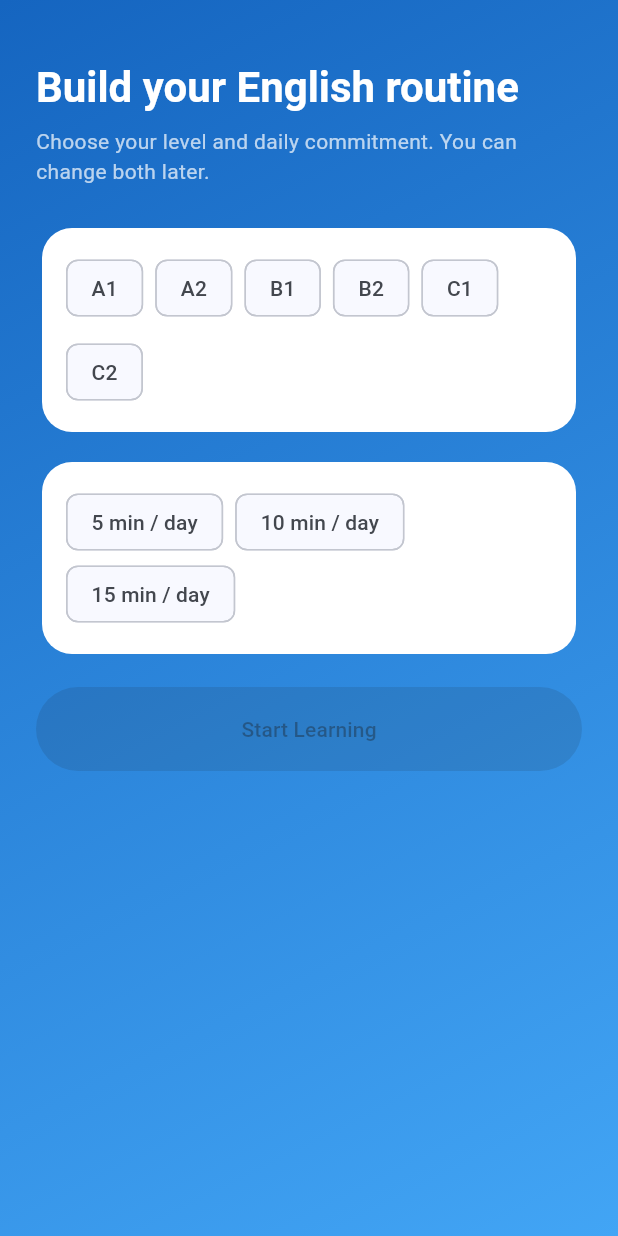
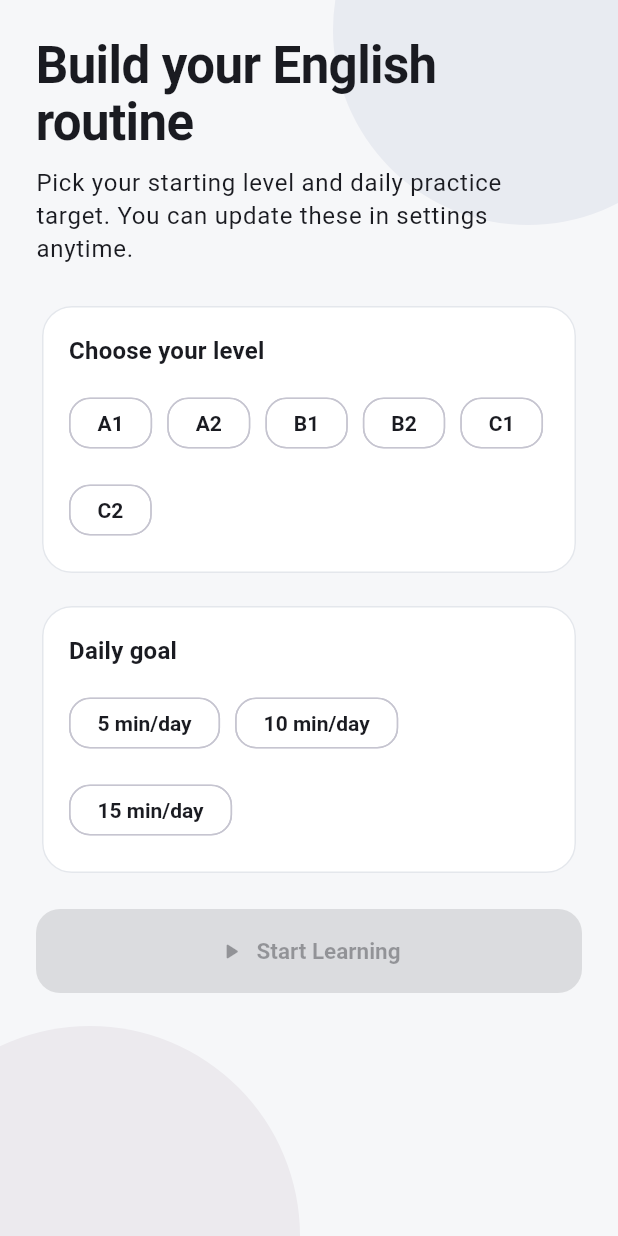
Before and after one commit to fvarli/lang_app, a Flutter app: the screen it shows after launch, on a phone screen of 412 x 824 dp. Run offline on Flutter 3.47's test engine with Material 3 defaults, Android fonts, the phone set to English and light mode, and no system bars; our stand-ins replace flutter_markdown, go_router, package_info_plus, shared_preferences.

Commit message:
feat(ui): refresh onboarding and home with focus-board design system

```diff
--- a/lib/core/theme/app_theme.dart
+++ b/lib/core/theme/app_theme.dart
@@ -1,32 +1,75 @@
 import 'package:flutter/material.dart';
 
 class AppTheme {
-  static const _seed = Color(0xFF1E88E5);
+  static const _primary = Color(0xFF1F5EFF);
+  static const _lightBackground = Color(0xFFF6F7F9);
+  static const _lightSurface = Color(0xFFFFFFFF);
+  static const _lightOutline = Color(0xFFE4E7EC);
+  static const _darkBackground = Color(0xFF0E131B);
+  static const _darkSurface = Color(0xFF161D27);
+  static const _darkOutline = Color(0xFF2A3647);
 
   static ThemeData get light {
     final scheme = ColorScheme.fromSeed(
-      seedColor: _seed,
+      seedColor: _primary,
       brightness: Brightness.light,
     );
 
     return ThemeData(
       useMaterial3: true,
       colorScheme: scheme,
-      scaffoldBackgroundColor: const Color(0xFFF5F7FB),
+      scaffoldBackgroundColor: _lightBackground,
       textTheme: const TextTheme(
-        headlineMedium: TextStyle(fontSize: 28, fontWeight: FontWeight.w700),
-        titleLarge: TextStyle(fontSize: 20, fontWeight: FontWeight.w700),
+        displaySmall: TextStyle(
+          fontSize: 34,
+          fontWeight: FontWeight.w700,
+          height: 1.12,
+          letterSpacing: -0.4,
+        ),
+        headlineMedium: TextStyle(
+          fontSize: 28,
+          fontWeight: FontWeight.w700,
+          height: 1.15,
+          letterSpacing: -0.3,
+        ),
+        titleLarge: TextStyle(fontSize: 21, fontWeight: FontWeight.w700),
         titleMedium: TextStyle(fontSize: 16, fontWeight: FontWeight.w600),
-        bodyMedium: TextStyle(fontSize: 14, height: 1.4),
+        bodyLarge: TextStyle(fontSize: 16, height: 1.4),
+        bodyMedium: TextStyle(fontSize: 14, height: 1.45),
+        bodySmall: TextStyle(fontSize: 12, height: 1.35),
       ),
       cardTheme: CardThemeData(
         elevation: 0,
-        color: Colors.white,
-        shape: RoundedRectangleBorder(borderRadius: BorderRadius.circular(20)),
+        color: _lightSurface,
+        shape: RoundedRectangleBorder(
+          borderRadius: BorderRadius.circular(20),
+          side: const BorderSide(color: _lightOutline),
+        ),
+      ),
+      filledButtonTheme: FilledButtonThemeData(
+        style: FilledButton.styleFrom(
+          minimumSize: const Size.fromHeight(56),
+          backgroundColor: _primary,
+          foregroundColor: Colors.white,
+          textStyle: const TextStyle(fontSize: 15, fontWeight: FontWeight.w700),
+          shape: RoundedRectangleBorder(
+            borderRadius: BorderRadius.circular(16),
+          ),
+        ),
+      ),
+      chipTheme: ChipThemeData(
+        shape: RoundedRectangleBorder(borderRadius: BorderRadius.circular(14)),
+        side: const BorderSide(color: _lightOutline),
+        selectedColor: _primary.withValues(alpha: 0.15),
+        disabledColor: _lightSurface,
+        backgroundColor: _lightSurface,
+        labelStyle: const TextStyle(fontWeight: FontWeight.w600),
+        secondaryLabelStyle: const TextStyle(fontWeight: FontWeight.w700),
+        padding: const EdgeInsets.symmetric(horizontal: 10, vertical: 6),
       ),
       inputDecorationTheme: InputDecorationTheme(
         filled: true,
-        fillColor: Colors.white,
+        fillColor: _lightSurface,
         border: OutlineInputBorder(
           borderSide: BorderSide.none,
           borderRadius: BorderRadius.circular(16),
@@ -37,24 +80,61 @@ class AppTheme {
 
   static ThemeData get dark {
     final scheme = ColorScheme.fromSeed(
-      seedColor: _seed,
+      seedColor: _primary,
       brightness: Brightness.dark,
     );
 
     return ThemeData(
       useMaterial3: true,
       colorScheme: scheme,
-      scaffoldBackgroundColor: const Color(0xFF0E1116),
+      scaffoldBackgroundColor: _darkBackground,
       textTheme: const TextTheme(
-        headlineMedium: TextStyle(fontSize: 28, fontWeight: FontWeight.w700),
-        titleLarge: TextStyle(fontSize: 20, fontWeight: FontWeight.w700),
+        displaySmall: TextStyle(
+          fontSize: 34,
+          fontWeight: FontWeight.w700,
+          height: 1.12,
+          letterSpacing: -0.4,
+        ),
+        headlineMedium: TextStyle(
+          fontSize: 28,
+          fontWeight: FontWeight.w700,
+          height: 1.15,
+          letterSpacing: -0.3,
+        ),
+        titleLarge: TextStyle(fontSize: 21, fontWeight: FontWeight.w700),
         titleMedium: TextStyle(fontSize: 16, fontWeight: FontWeight.w600),
-        bodyMedium: TextStyle(fontSize: 14, height: 1.4),
+        bodyLarge: TextStyle(fontSize: 16, height: 1.4),
+        bodyMedium: TextStyle(fontSize: 14, height: 1.45),
+        bodySmall: TextStyle(fontSize: 12, height: 1.35),
       ),
       cardTheme: CardThemeData(
         elevation: 0,
-        color: const Color(0xFF171C24),
-        shape: RoundedRectangleBorder(borderRadius: BorderRadius.circular(20)),
+        color: _darkSurface,
+        shape: RoundedRectangleBorder(
+          borderRadius: BorderRadius.circular(20),
+          side: const BorderSide(color: _darkOutline),
+        ),
+      ),
+      filledButtonTheme: FilledButtonThemeData(
+        style: FilledButton.styleFrom(
+          minimumSize: const Size.fromHeight(56),
+          backgroundColor: _primary,
+          foregroundColor: Colors.white,
+          textStyle: const TextStyle(fontSize: 15, fontWeight: FontWeight.w700),
+          shape: RoundedRectangleBorder(
+            borderRadius: BorderRadius.circular(16),
+          ),
+        ),
+      ),
+      chipTheme: ChipThemeData(
+        shape: RoundedRectangleBorder(borderRadius: BorderRadius.circular(14)),
+        side: const BorderSide(color: _darkOutline),
+        selectedColor: _primary.withValues(alpha: 0.2),
+        disabledColor: _darkSurface,
+        backgroundColor: _darkSurface,
+        labelStyle: const TextStyle(fontWeight: FontWeight.w600),
+        secondaryLabelStyle: const TextStyle(fontWeight: FontWeight.w700),
+        padding: const EdgeInsets.symmetric(horizontal: 10, vertical: 6),
       ),
     );
   }
--- /dev/null
+++ b/lib/core/ui/app_chip.dart
@@ -0,0 +1,38 @@
+import 'package:flutter/material.dart';
+
+class AppChip extends StatelessWidget {
+  const AppChip({
+    super.key,
+    required this.label,
+    required this.selected,
+    required this.onSelected,
+  });
+
+  final String label;
+  final bool selected;
+  final ValueChanged<bool>? onSelected;
+
+  @override
+  Widget build(BuildContext context) {
+    return ChoiceChip(
+      label: Text(label),
+      selected: selected,
+      onSelected: onSelected,
+      showCheckmark: false,
+      selectedColor: Theme.of(
+        context,
+      ).colorScheme.primary.withValues(alpha: 0.15),
+      side: BorderSide(
+        color: selected
+            ? Theme.of(context).colorScheme.primary
+            : Theme.of(context).colorScheme.outlineVariant,
+      ),
+      labelStyle: TextStyle(
+        fontWeight: selected ? FontWeight.w700 : FontWeight.w600,
+        color: selected
+            ? Theme.of(context).colorScheme.primary
+            : Theme.of(context).colorScheme.onSurface,
+      ),
+    );
+  }
+}
--- /dev/null
+++ b/lib/core/ui/primary_button.dart
@@ -0,0 +1,34 @@
+import 'package:flutter/material.dart';
+
+class PrimaryButton extends StatelessWidget {
+  const PrimaryButton({
+    super.key,
+    required this.label,
+    required this.onPressed,
+    this.icon,
+  });
+
+  final String label;
+  final VoidCallback? onPressed;
+  final IconData? icon;
+
+  @override
+  Widget build(BuildContext context) {
+    final child = icon == null
+        ? Text(label)
+        : Row(
+            mainAxisSize: MainAxisSize.min,
+            children: [
+              Icon(icon, size: 18),
+              const SizedBox(width: 8),
+              Text(label),
+            ],
+          );
+
+    return FilledButton(
+      onPressed: onPressed,
+      style: FilledButton.styleFrom(minimumSize: const Size.fromHeight(56)),
+      child: child,
+    );
+  }
+}
--- a/lib/features/onboarding/onboarding_screen.dart
+++ b/lib/features/onboarding/onboarding_screen.dart
@@ -4,6 +4,8 @@ import 'package:go_router/go_router.dart';
 import '../../app/router.dart';
 import '../../core/models/content_models.dart';
 import '../../core/state/app_state_scope.dart';
+import '../../core/ui/app_chip.dart';
+import '../../core/ui/primary_button.dart';
 
 class OnboardingScreen extends StatefulWidget {
   const OnboardingScreen({super.key});
@@ -25,46 +27,71 @@ class _OnboardingScreenState extends State<OnboardingScreen> {
     }
 
     return Scaffold(
-      body: Container(
-        decoration: const BoxDecoration(
-          gradient: LinearGradient(
-            begin: Alignment.topLeft,
-            end: Alignment.bottomRight,
-            colors: [Color(0xFF1565C0), Color(0xFF42A5F5)],
+      body: Stack(
+        children: [
+          Positioned(
+            top: -110,
+            right: -70,
+            child: Container(
+              width: 260,
+              height: 260,
+              decoration: BoxDecoration(
+                color: Theme.of(
+                  context,
+                ).colorScheme.primary.withValues(alpha: 0.08),
+                shape: BoxShape.circle,
               ),
             ),
-        child: SafeArea(
+          ),
+          Positioned(
+            bottom: -140,
+            left: -80,
+            child: Container(
+              width: 280,
+              height: 280,
+              decoration: BoxDecoration(
+                color: Theme.of(
+                  context,
+                ).colorScheme.tertiary.withValues(alpha: 0.08),
+                shape: BoxShape.circle,
+              ),
+            ),
+          ),
+          SafeArea(
             child: Center(
               child: ConstrainedBox(
-              constraints: const BoxConstraints(maxWidth: 680),
+                constraints: const BoxConstraints(maxWidth: 760),
                 child: ListView(
                   padding: const EdgeInsets.all(24),
                   children: [
-                  const SizedBox(height: 16),
                     Text(
                       'Build your English routine',
-                    style: Theme.of(
-                      context,
-                    ).textTheme.headlineMedium?.copyWith(color: Colors.white),
+                      style: Theme.of(context).textTheme.displaySmall,
                     ),
-                  const SizedBox(height: 8),
+                    const SizedBox(height: 10),
                     Text(
-                    'Choose your level and daily commitment. You can change both later.',
-                    style: Theme.of(
-                      context,
-                    ).textTheme.bodyMedium?.copyWith(color: Colors.white70),
+                      'Pick your starting level and daily practice target. You can update these in settings anytime.',
+                      style: Theme.of(context).textTheme.bodyLarge,
                     ),
                     const SizedBox(height: 24),
                     Card(
                       child: Padding(
-                      padding: const EdgeInsets.all(16),
-                      child: Wrap(
-                        spacing: 8,
-                        runSpacing: 8,
+                        padding: const EdgeInsets.all(18),
+                        child: Column(
+                          crossAxisAlignment: CrossAxisAlignment.start,
+                          children: [
+                            Text(
+                              'Choose your level',
+                              style: Theme.of(context).textTheme.titleMedium,
+                            ),
+                            const SizedBox(height: 12),
+                            Wrap(
+                              spacing: 10,
+                              runSpacing: 10,
                               children: [
                                 for (final level in Level.values)
-                            ChoiceChip(
-                              label: Text(level.name.toUpperCase()),
+                                  AppChip(
+                                    label: level.name.toUpperCase(),
                                     selected: _selectedLevel == level,
                                     onSelected: (_) {
                                       setState(() => _selectedLevel = level);
@@ -72,18 +99,29 @@ class _OnboardingScreenState extends State<OnboardingScreen> {
                                   ),
                               ],
                             ),
+                          ],
                         ),
                       ),
-                  const SizedBox(height: 12),
+                    ),
+                    const SizedBox(height: 14),
                     Card(
                       child: Padding(
-                      padding: const EdgeInsets.all(16),
-                      child: Wrap(
-                        spacing: 8,
+                        padding: const EdgeInsets.all(18),
+                        child: Column(
+                          crossAxisAlignment: CrossAxisAlignment.start,
+                          children: [
+                            Text(
+                              'Daily goal',
+                              style: Theme.of(context).textTheme.titleMedium,
+                            ),
+                            const SizedBox(height: 12),
+                            Wrap(
+                              spacing: 10,
+                              runSpacing: 10,
                               children: [
                                 for (final goal in const [5, 10, 15])
-                            ChoiceChip(
-                              label: Text('$goal min / day'),
+                                  AppChip(
+                                    label: '$goal min/day',
                                     selected: _dailyGoal == goal,
                                     onSelected: (_) {
                                       setState(() => _dailyGoal = goal);
@@ -91,10 +129,14 @@ class _OnboardingScreenState extends State<OnboardingScreen> {
                                   ),
                               ],
                             ),
+                          ],
                         ),
                       ),
-                  const SizedBox(height: 18),
-                  FilledButton(
+                    ),
+                    const SizedBox(height: 20),
+                    PrimaryButton(
+                      label: 'Start Learning',
+                      icon: Icons.play_arrow_rounded,
                       onPressed:
                           _selectedLevel == null ||
                               _dailyGoal == null ||
@@ -115,16 +157,13 @@ class _OnboardingScreenState extends State<OnboardingScreen> {
                               }
                               context.go(AppRoutes.home);
                             },
-                    style: FilledButton.styleFrom(
-                      minimumSize: const Size.fromHeight(56),
-                    ),
-                    child: const Text('Start Learning'),
                     ),
                   ],
                 ),
               ),
             ),
           ),
+        ],
       ),
     );
   }
```
Also changed, not shown: lib/core/ui/module_card.dart (added, +80 -0 lines), lib/features/home/home_screen.dart (+56 -73 lines). Lines whose indentation alone changed are shown as unchanged.
